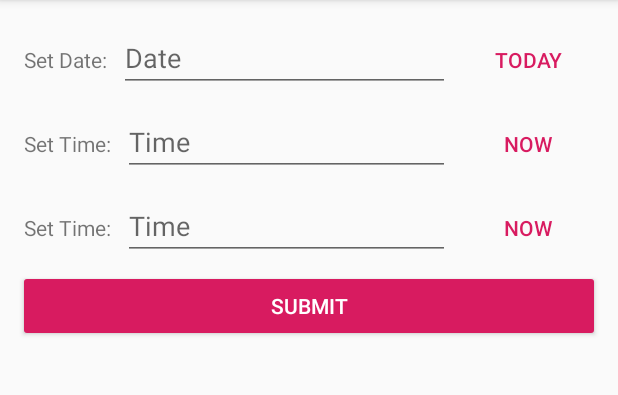
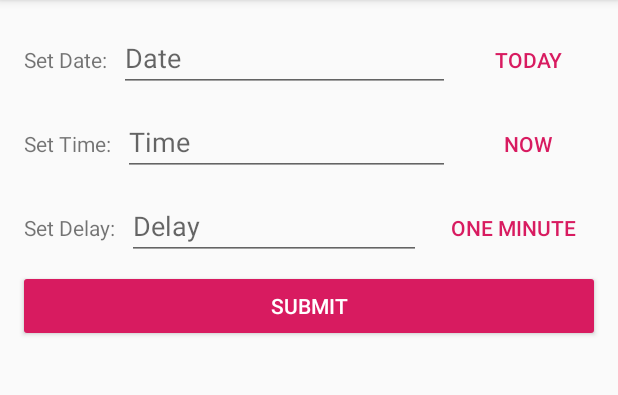
Before and after one commit to ankurgecr/DateTimePickerEditTextDemo, an Android app: the screen it shows after launch (MainActivity), on a phone screen of 412 x 824 dp, the part 84-479 px from its top. Run offline under Robolectric (Android 15) with nearby library versions, the phone set to English and light mode, and no system bars.

Commit message:
Adding new feature for Delay Picker which allows you to pick delay in hours:minutes:seconds format up to a year long delay. Modifying attribute inputType from android to custom in order to add new variable of Delay, Modifying example for same, updating version number

```diff
--- a/app/src/main/res/layout/activity_main.xml
+++ b/app/src/main/res/layout/activity_main.xml
@@ -1,5 +1,6 @@
 <?xml version="1.0" encoding="utf-8"?>
 <LinearLayout xmlns:android="http://schemas.android.com/apk/res/android"
+    xmlns:app="http://schemas.android.com/apk/res-auto"
     xmlns:tools="http://schemas.android.com/tools"
     android:layout_width="match_parent"
     android:layout_height="match_parent"
@@ -55,7 +56,7 @@
             android:layout_margin="@dimen/gap_internal"
             android:layout_weight="1"
             android:hint="@string/time"
-            android:inputType="time" />
+            app:inputType="time" />
 
         <Button
             android:id="@+id/btn_now"
@@ -77,17 +78,16 @@
             android:layout_width="wrap_content"
             android:layout_height="wrap_content"
             android:layout_margin="@dimen/gap_internal"
-            android:text="@string/set_time" />
+            android:text="@string/set_delay" />
 
         <android.helper.DateTimePickerEditText
-            android:id="@+id/edt_time2"
+            android:id="@+id/edt_delay"
             android:layout_width="0dp"
             android:layout_height="wrap_content"
             android:layout_margin="@dimen/gap_internal"
             android:layout_weight="1"
-            android:format="yyyy MMM dd"
-            android:hint="@string/time"
-            android:inputType="date" />
+            android:hint="@string/delay"
+            app:inputType="delay" />
 
         <Button
             android:id="@+id/btn_now2"
@@ -95,8 +95,8 @@
             android:layout_width="wrap_content"
             android:layout_height="wrap_content"
             android:layout_margin="@dimen/gap_internal"
-            android:onClick="setTimeNow"
-            android:text="@string/now" />
+            android:onClick="setDelay1Min"
+            android:text="@string/one_min" />
 
     </LinearLayout>
 
--- a/app/src/main/res/values/strings.xml
+++ b/app/src/main/res/values/strings.xml
@@ -7,7 +7,11 @@
     <string name="submit">Submit</string>
     <string name="err_invalid_date">Invalid Date</string>
     <string name="err_invalid_time">Invalid Time</string>
-    <string name="msg_submit">Submit date: %1$s and Time: %2$s</string>
+    <string name="msg_submit">Submit date: %1$s, Time: %2$s and Delay: %3$s</string>
     <string name="now">Now</string>
     <string name="today">Today</string>
+    <string name="one_min">One Minute</string>
+    <string name="delay">Delay</string>
+    <string name="err_invalid_delay">Invalid Delay</string>
+    <string name="set_delay">Set Delay:</string>
 </resources>
--- a/lib_datetimepickeredittext/src/main/java/android/helper/DateTimePickerEditText.java
+++ b/lib_datetimepickeredittext/src/main/java/android/helper/DateTimePickerEditText.java
@@ -4,7 +4,7 @@ import android.app.DatePickerDialog;
 import android.app.TimePickerDialog;
 import android.content.Context;
 import android.content.res.TypedArray;
-import android.text.InputType;
+import android.helper.utils.CustomTimePickerDialog;
 import android.util.AttributeSet;
 import android.view.View;
 import android.widget.DatePicker;
@@ -15,15 +15,18 @@ import java.text.SimpleDateFormat;
 import java.util.Calendar;
 import java.util.Date;
 import java.util.GregorianCalendar;
+import java.util.TimeZone;
 
 //android.helper.DateTimePickerEditText
 public class DateTimePickerEditText extends android.support.v7.widget.AppCompatEditText
         implements DatePickerDialog.OnDateSetListener,
-        TimePickerDialog.OnTimeSetListener {
+        TimePickerDialog.OnTimeSetListener,
+        CustomTimePickerDialog.OnTimeSetListener {
 
     public enum Type {
         DATE_PICKER(0),
-        TIME_PICKER(1);
+        TIME_PICKER(1),
+        DELAY_PICKER(2);
 
         int value;
 
@@ -38,11 +41,16 @@ public class DateTimePickerEditText extends android.support.v7.widget.AppCompatE
 
     private static final DateFormat DEFAULT_DATE_FORMAT = new SimpleDateFormat("dd/MM/yyyy");
     private static final DateFormat DEFAULT_TIME_FORMAT = new SimpleDateFormat("hh:mm a");
+    private static final DateFormat DEFAULT_DELAY_FORMAT = new SimpleDateFormat("HH:mm:ss");
 
     private DateFormat format;
+    //private String delayFormat;
     private Type type = Type.DATE_PICKER;
     private Date selectedDate;
+    private long selectedDelay = 0;
+
     private Calendar initialDate = Calendar.getInstance();
+    private long initialDelay = 0;
 
     public DateTimePickerEditText(Context context) {
         super(context);
@@ -64,18 +72,21 @@ public class DateTimePickerEditText extends android.support.v7.widget.AppCompatE
     private void parseAttribute(AttributeSet attrs) {
         TypedArray ta = getContext().obtainStyledAttributes(attrs, R.styleable.DateTimePickerEditText, 0, 0);
         try {
-
-            if (ta.hasValue(R.styleable.DateTimePickerEditText_android_inputType)) {
-                int valueTime = (InputType.TYPE_DATETIME_VARIATION_TIME | InputType.TYPE_CLASS_DATETIME);
-                int valueDate = (InputType.TYPE_DATETIME_VARIATION_DATE | InputType.TYPE_CLASS_DATETIME);
-                //int valueNormal = (InputType.TYPE_DATETIME_VARIATION_NORMAL |  InputType.TYPE_CLASS_DATETIME);
-                int value = ta.getInt(R.styleable.DateTimePickerEditText_android_inputType, valueDate);
-                if (value == valueTime) {
-                    type = Type.TIME_PICKER;
+            if (ta.hasValue(R.styleable.DateTimePickerEditText_inputType)) {
+                int value = ta.getInt(R.styleable.DateTimePickerEditText_inputType, 0);
+                type = Type.values()[value];
+                switch (type) {
+                    case TIME_PICKER:
                         format = DEFAULT_TIME_FORMAT;
-                } else {
-                    type = Type.DATE_PICKER;
+                        break;
+                    case DELAY_PICKER:
+                        format = DEFAULT_DELAY_FORMAT;
+                        format.setTimeZone(TimeZone.getTimeZone("UTC"));
+                        break;
+                    case DATE_PICKER:
+                    default:
                         format = DEFAULT_DATE_FORMAT;
+                        break;
                 }
             } else {
                 type = Type.DATE_PICKER;
@@ -121,6 +132,9 @@ public class DateTimePickerEditText extends android.support.v7.widget.AppCompatE
             int minutes = initialDate.get(Calendar.MINUTE);
             TimePickerDialog dialog = new TimePickerDialog(getContext(), this, hourOfDay, minutes, false);
             dialog.show();
+        } else if (type == Type.DELAY_PICKER) {
+            CustomTimePickerDialog dialog = new CustomTimePickerDialog(getContext(), selectedDelay, this);
+            dialog.show();
         } else {
             int year;
             int month;
@@ -149,7 +163,25 @@ public class DateTimePickerEditText extends android.support.v7.widget.AppCompatE
         updateText();
     }
 
+    @Override
+    public void onTimeSet(android.helper.utils.TimePicker view, long delay) {
+        selectedDelay = delay;
+        updateText();
+    }
+
     private void updateText() {
+        if (type == Type.DELAY_PICKER) {
+            if (selectedDelay == 0) {
+                this.setText("");
+                return;
+            }
+            if (format != null) {
+                Date date = new Date(selectedDelay * 1000L);
+                this.setText(format.format(date));
+            } else {
+                this.setText(formatDelay(selectedDelay));
+            }
+        } else {
             if (selectedDate == null) {
                 this.setText("");
                 return;
@@ -159,9 +191,29 @@ public class DateTimePickerEditText extends android.support.v7.widget.AppCompatE
             else
                 this.setText(selectedDate.toString());
         }
+    }
+
+    private String formatDelay(long seconds) {
+        long s = seconds % 60;
+        long m = (seconds / 60) % 60;
+        long h = (seconds / (60 * 60)) % 24;
+        return String.format("%d:%02d:%02d", h, m, s);
+    }
 
     public Date getDate() {
         return selectedDate;
+    }
+
+    public Date getTime() {
+        return selectedDate;
+    }
+
+    public long getDelay() {
+        return selectedDelay;
+    }
+
+    public long getDelayMillis() {
+        return selectedDelay * 1000L;
     }
 
     public void setDate(Date date) {
@@ -170,6 +222,16 @@ public class DateTimePickerEditText extends android.support.v7.widget.AppCompatE
             setInitialDate(date);
             updateText();
         }
+    }
+
+    public void setDelayMillis(long delay) {
+        selectedDelay = delay / 1000;
+        updateText();
+    }
+
+    public void setDelay(long seconds) {
+        selectedDelay = seconds;
+        updateText();
     }
 
     private void setDate(Date date, boolean shouldSetInitialDate) {
@@ -185,4 +247,11 @@ public class DateTimePickerEditText extends android.support.v7.widget.AppCompatE
     public void setInitialDate(Date date) {
         initialDate.setTime(date);
     }
+
+    public void setInitialDelay(long delay) {
+        initialDelay = delay;
+        if (selectedDelay == 0) {
+            selectedDelay = initialDelay;
         }
+    }
+}
--- /dev/null
+++ b/lib_datetimepickeredittext/src/main/res/layout/time_picker_dialog.xml
@@ -0,0 +1,6 @@
+<?xml version="1.0" encoding="utf-8"?>
+<android.helper.utils.TimePicker xmlns:android="http://schemas.android.com/apk/res/android"
+    android:id="@+id/timePicker"
+    android:layout_width="wrap_content"
+    android:layout_height="wrap_content"
+    android:layout_gravity="center_horizontal" />
--- a/lib_datetimepickeredittext/src/main/res/values/strings.xml
+++ b/lib_datetimepickeredittext/src/main/res/values/strings.xml
@@ -1,2 +1,7 @@
 <resources>
+    <string name="time_set">Set time</string>
+    <string name="cancel">Cancel</string>
+    <string name="hour">Hour</string>
+    <string name="minute">Minute</string>
+    <string name="second">Second</string>
 </resources>
```
Also changed, not shown: app/src/main/java/info/ankurpandya/datetimepickeredittext/demo/MainActivity.java (+23 -4 lines), lib_datetimepickeredittext/build.gradle (+4 -4 lines), lib_datetimepickeredittext/src/main/java/android/helper/utils/CustomTimePickerDialog.java (added, +119 -0 lines), lib_datetimepickeredittext/src/main/java/android/helper/utils/TimePicker.java (added, +252 -0 lines), lib_datetimepickeredittext/src/main/res/layout/time_picker_widget.xml (added, +79 -0 lines), lib_datetimepickeredittext/src/main/res/values/attrs.xml (+8 -1 lines). Lines whose indentation alone changed are shown as unchanged.
